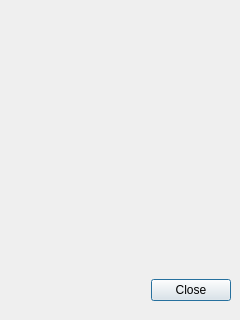
The window that highscoreddialog.ui (Morales1235/Tetris) describes before a commit, drawn with Qt 5.
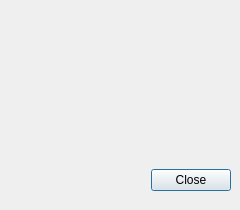
The same window after the commit.

Commit message: Added few comments in HighscoreDialog

The edit to the form file:
```diff
--- a/highscoreddialog.ui
+++ b/highscoreddialog.ui
@@ -7,7 +7,7 @@
     <x>0</x>
     <y>0</y>
     <width>240</width>
-    <height>320</height>
+    <height>210</height>
    </rect>
   </property>
   <property name="windowTitle">
@@ -17,7 +17,7 @@
    <property name="geometry">
     <rect>
      <x>10</x>
-     <y>270</y>
+     <y>160</y>
      <width>221</width>
      <height>41</height>
     </rect>
@@ -29,17 +29,6 @@
     <set>QDialogButtonBox::Close</set>
    </property>
   </widget>
-  <widget class="QWidget" name="gridLayoutWidget">
-   <property name="geometry">
-    <rect>
-     <x>10</x>
-     <y>20</y>
-     <width>221</width>
-     <height>241</height>
-    </rect>
-   </property>
-   <layout class="QGridLayout" name="mainLayout"/>
-  </widget>
  </widget>
  <resources/>
  <connections>
```
The commit also changes 2 other files.
